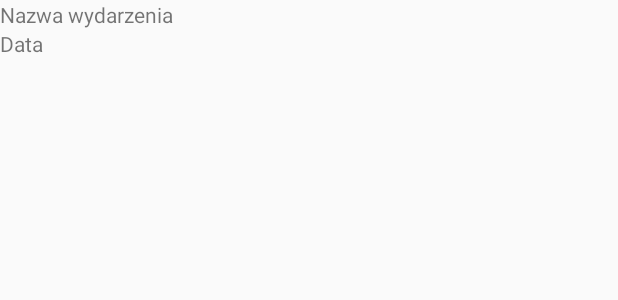
After one commit to piowik/bait-chodznapiwo, an Android app: the layout list_item_events.xml on its own in the app's theme, with its tools: preview values and no code run, on a phone screen of 412 x 824 dp. The commit adds this screen. Shown: the top 300 px of the screen. Run offline under Robolectric (Android 15) with nearby library versions, the phone set to English and light mode, and no system bars.

Commit message:
find_event

```diff
--- /dev/null
+++ b/app/src/main/res/layout/list_item_events.xml
@@ -0,0 +1,27 @@
+<?xml version="1.0" encoding="utf-8"?>
+<RelativeLayout xmlns:android="http://schemas.android.com/apk/res/android"
+    xmlns:fancy="http://schemas.android.com/apk/res-auto"
+    xmlns:tools="http://schemas.android.com/tools"
+    android:layout_width="match_parent"
+    android:layout_height="match_parent"
+    >
+
+    <LinearLayout
+        android:layout_width="match_parent"
+        android:layout_height="match_parent"
+        android:orientation="vertical">
+
+
+        <TextView
+            android:id="@+id/event_name"
+            android:layout_width="match_parent"
+            android:layout_height="wrap_content"
+            android:text="@string/event_name" />
+
+        <TextView
+            android:id="@+id/event_date"
+            android:layout_width="match_parent"
+            android:layout_height="wrap_content"
+            android:text="@string/event_date"/>
+    </LinearLayout>
+</RelativeLayout>
--- a/app/src/main/res/values/strings.xml
+++ b/app/src/main/res/values/strings.xml
@@ -19,4 +19,8 @@
     <string name="cancel">Anuluj</string>
 
     <string name="pick_time">Wybierz czas</string>
+
+
+    <string name="event_date">Data</string>
+    <string name="event_list">Aktualne wydarzenia</string>
 </resources>
```
Also changed, not shown: app/src/main/java/bait/chodznapiwo/FindEventFragment.java (+20 -1 lines), app/src/main/java/bait/chodznapiwo/adapter/EventAdapter.java (added, +63 -0 lines), app/src/main/res/layout/fragment_event_find.xml (+9 -2 lines).
